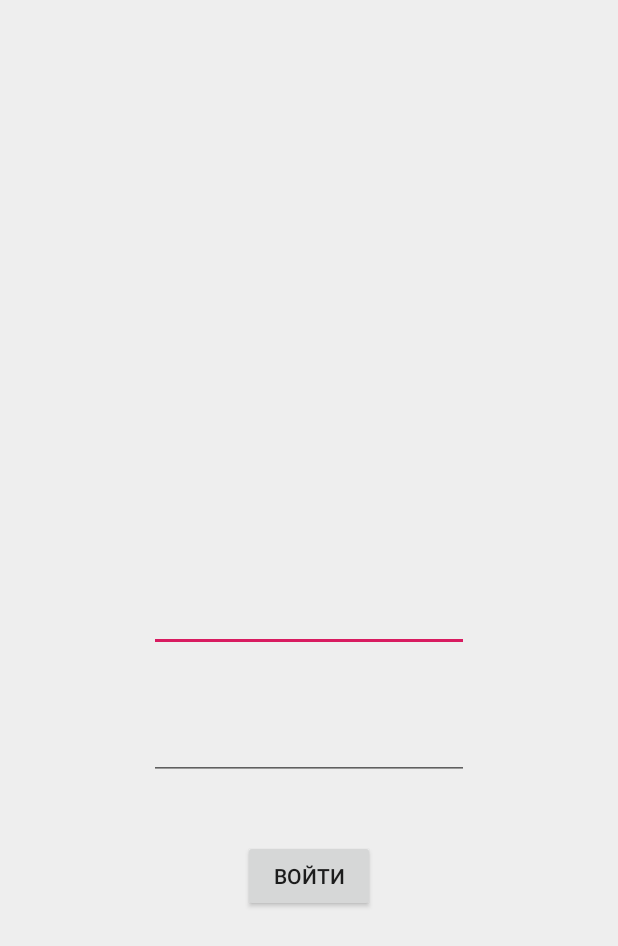
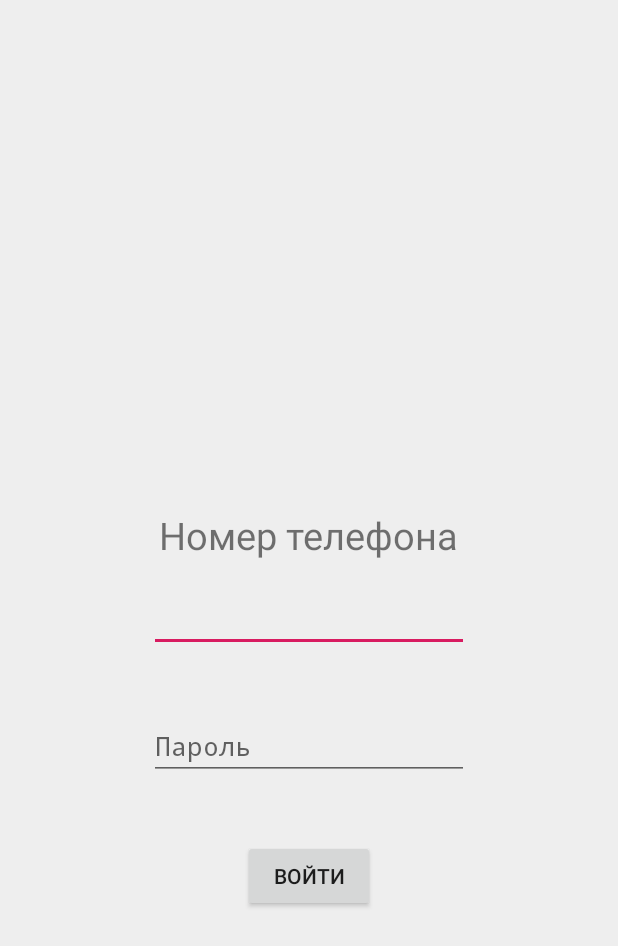
Before and after one commit to koles-doc96/SmCenterAndroid, an Android app: the screen it shows after launch (MainActivity), on a phone screen of 412 x 824 dp. Shown: the top 946 px of the screen. Run offline under Robolectric (Android 15) with nearby library versions, the phone set to English and light mode, and no system bars; libraries missing offline, so code that uses them is left out: br.com.sapereaude; plain views replace MaskedEditText; 1 statement that could not run was skipped.

Commit message:
Добавление placeHolder

```diff
--- a/app/src/main/res/layout/activity_main.xml
+++ b/app/src/main/res/layout/activity_main.xml
@@ -34,6 +34,7 @@
             android:contentDescription="@string/password"
             android:ems="10"
             android:inputType="textPassword"
+            android:hint="@string/password"
             tools:targetApi="o" />
 
         <Button
@@ -45,5 +46,15 @@
             android:layout_marginTop="40dp"
             android:onClick="login"
             android:text="@string/login" />
+
+        <TextView
+            android:id="@+id/textView"
+            android:layout_width="wrap_content"
+            android:layout_height="wrap_content"
+            android:layout_centerInParent="true"
+            android:layout_above="@id/phone"
+            android:layout_marginBottom="15dp"
+            android:textSize="25dp"
+            android:text="@string/numberPhone" />
     </RelativeLayout>
 </androidx.constraintlayout.widget.ConstraintLayout>
--- a/app/src/main/res/values/strings.xml
+++ b/app/src/main/res/values/strings.xml
@@ -3,7 +3,6 @@
     <string name="login">Войти</string>
     <string name="numberPhone">Номер телефона</string>
     <string name="password">Пароль</string>
-    <string name="phone">1234567890</string>
     <string name="warningTost">Заполните поля</string>
     <string name="incorrectValues">Неккоректные данные</string>
     <string name="incorrectPassword">неверный пароль</string>
```
